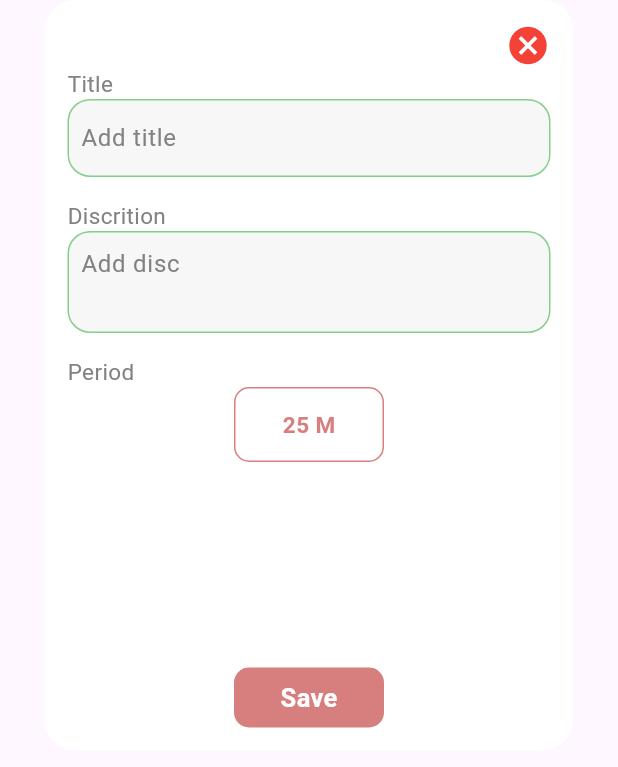
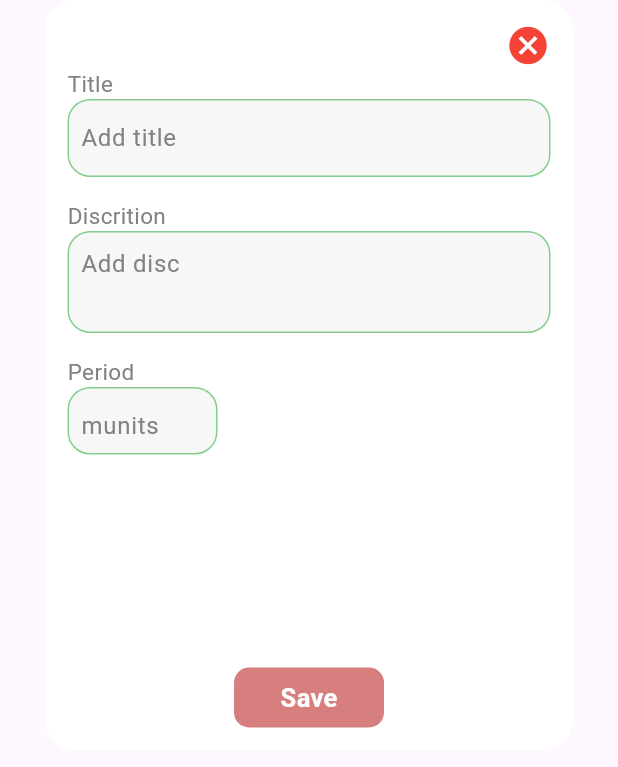
Before and after one commit to Mohammed595/focus_area_app, a Flutter app: the AddNewFocus widget shown alone on an empty page, opened directly, on a phone screen of 412 x 824 dp. Shown: the top 767 px of the screen. Run offline on Flutter 3.47's test engine with Material 3 defaults, Android fonts, the phone set to English and light mode, and no system bars; our stand-ins replace flutter_svg, shared_preferences, smooth_page_indicator; accounts and stored records are empty.

Commit message:
design add focus completed (initialy) there is design in future

```diff
--- a/lib/features/add_new_fucos.dart/view/screen/add_focus_screen.dart
+++ b/lib/features/add_new_fucos.dart/view/screen/add_focus_screen.dart
@@ -1,7 +1,8 @@
 import 'package:flutter/material.dart';
-import 'package:focus_area_app/core/contsans/colors.dart';
 import 'package:focus_area_app/features/add_new_fucos.dart/view/widgets/custom_text_field_add_focus.dart';
-import 'package:focus_area_app/features/add_new_fucos.dart/view/widgets/custom_time_picker.dart';
+import 'package:focus_area_app/features/add_new_fucos.dart/view/widgets/save_btn.dart';
+import 'package:focus_area_app/features/add_new_fucos.dart/view/widgets/text_feild_period.dart';
+import 'package:focus_area_app/features/add_new_fucos.dart/view/widgets/title_for_form.dart';
 
 class AddNewFocus extends StatefulWidget {
   AddNewFocus({super.key});
@@ -12,7 +13,8 @@ class AddNewFocus extends StatefulWidget {
 
 class _AddNewFocusState extends State<AddNewFocus> {
   TimeOfDay timeOfDay = TimeOfDay.now();
-  int m = 25 ;
+  int m = 25;
+  TextEditingController textControllerM = TextEditingController();
 
   @override
   Widget build(BuildContext context) {
@@ -48,12 +50,8 @@ class _AddNewFocusState extends State<AddNewFocus> {
           ),
 
           // title form
-          const Text(
-            'Title',
-            style: TextStyle(
-              color: Color(0xff828282),
-              fontSize: 15,
-            ),
+          const TitleForForm(
+            title: 'Title',
           ),
 
           const CustomTextFeildOfAddNewFocus(
@@ -64,13 +62,10 @@ class _AddNewFocusState extends State<AddNewFocus> {
             height: 15,
           ),
 
-          const Text(
-            'Discrition',
-            style: TextStyle(
-              color: Color(0xff828282),
-              fontSize: 15,
-            ),
+          const TitleForForm(
+            title: 'Discrition',
           ),
+
           const CustomTextFeildOfAddNewFocus(
             isDic: true,
           ),
@@ -80,74 +75,16 @@ class _AddNewFocusState extends State<AddNewFocus> {
           ),
 
           // Period
-
-          const Text(
-            'Period',
-            style: TextStyle(
-              color: Color(0xff828282),
-              fontSize: 15,
-            ),
+          const TitleForForm(
+            title: 'Period',
           ),
 
-          Center(
-            child: GestureDetector(
-              onTap: () {
-                // design new modeel sheet to determine hources
-                showModalBottomSheet(
-                  context: context,
-                  isScrollControlled: true,
-                  backgroundColor: Colors.transparent,
-                  barrierColor: Colors.black12,
-                  builder: (context) {
-                    return CustomTimePicker();
-                  },
-                );
-              },
-              child: Container(
-                height: 50,
-                width: 100,
-                decoration: BoxDecoration(
-                    borderRadius: BorderRadius.circular(10),
-                    border: Border.all(
-                      color: AppColors.praimryColor,
-                    )),
-                padding: EdgeInsets.all(5),
-                alignment: Alignment.center,
-                child: Text(
-                  '$m M',
-                  style: const TextStyle(
-                    fontSize: 15,
-                    fontWeight: FontWeight.bold,
-                    color: AppColors.praimryColor,
-                  ),
-                ),
-              ),
-            ),
-          ),
+          // here please check from enter period
+          TextFieldForPeriod(textControllerM: textControllerM),
 
-          Spacer(),
-          Center(
-            child: GestureDetector(
-              onTap: () {
-                Navigator.of(context).pop();
-              },
-              child: Container(
-                  alignment: Alignment.center,
-                  width: 100,
-                  height: 40,
-                  decoration: BoxDecoration(
-                      color: AppColors.praimryColor,
-                      borderRadius: BorderRadius.circular(10)),
-                  child: const Text(
-                    'Save',
-                    style: TextStyle(
-                      color: Colors.white,
-                      fontWeight: FontWeight.bold,
-                      fontSize: 17,
-                    ),
-                  )),
-            ),
-          ),
+          //  Save Btn
+          const Spacer(),
+          SaveBtn(textControllerM: textControllerM),
         ],
       ),
     );
--- /dev/null
+++ b/lib/features/add_new_fucos.dart/view/widgets/save_btn.dart
@@ -0,0 +1,39 @@
+
+import 'package:flutter/material.dart';
+import 'package:focus_area_app/core/contsans/colors.dart';
+
+class SaveBtn extends StatelessWidget {
+  const SaveBtn({
+    super.key,
+    required this.textControllerM,
+  });
+
+  final TextEditingController textControllerM;
+
+  @override
+  Widget build(BuildContext context) {
+    return Center(
+      child: GestureDetector(
+        onTap: () {
+          print(textControllerM.text);
+          Navigator.of(context).pop();
+        },
+        child: Container(
+            alignment: Alignment.center,
+            width: 100,
+            height: 40,
+            decoration: BoxDecoration(
+                color: AppColors.praimryColor,
+                borderRadius: BorderRadius.circular(10)),
+            child: const Text(
+              'Save',
+              style: TextStyle(
+                color: Colors.white,
+                fontWeight: FontWeight.bold,
+                fontSize: 17,
+              ),
+            )),
+      ),
+    );
+  }
+}
--- a/lib/features/add_new_fucos.dart/view/widgets/input_period.dart
+++ b/lib/features/add_new_fucos.dart/view/widgets/text_feild_period.dart
@@ -1,19 +1,21 @@
+
 import 'package:flutter/material.dart';
 
-class InputPeriod extends StatelessWidget {
-  const InputPeriod(
-      {super.key, required this.isMinute, required this.textController});
+class TextFieldForPeriod extends StatelessWidget {
+  const TextFieldForPeriod({
+    super.key,
+    required this.textControllerM,
+  });
 
-  // condiotal don't up on 2 number  (m: <=60 , h: <= 3)
-  final bool isMinute;
-  final TextEditingController textController;
+  final TextEditingController textControllerM;
 
   @override
   Widget build(BuildContext context) {
     return Container(
       height: 45,
-      width: 70,
-      padding: const EdgeInsets.only(top: 1, bottom: 1, left: 8, right: 8),
+      width: 100,
+      padding:
+          const EdgeInsets.only(top: 1, bottom: 1, left: 8, right: 8),
 
       decoration: BoxDecoration(
           borderRadius: BorderRadius.circular(15),
@@ -25,13 +27,11 @@ class InputPeriod extends StatelessWidget {
       // form
       child: TextField(
         maxLength: 2,
-        controller: textController,
+        controller: textControllerM,
         keyboardType: TextInputType.number,
-
-
-        decoration: InputDecoration(
+        decoration:const  InputDecoration(
           border: InputBorder.none,
-          hintText: isMinute ? 'M' : 'H',
+          hintText: 'munits',
           hintStyle: const TextStyle(
             color: Color(0xff828282),
             fontSize: 16,
--- /dev/null
+++ b/lib/features/add_new_fucos.dart/view/widgets/title_for_form.dart
@@ -0,0 +1,17 @@
+
+import 'package:flutter/material.dart';
+
+class TitleForForm extends StatelessWidget {
+  const TitleForForm({super.key, required this.title});
+  final String title;
+  @override
+  Widget build(BuildContext context) {
+    return Text(
+      title,
+      style: const TextStyle(
+        color: Color(0xff828282),
+        fontSize: 15,
+      ),
+    );
+  }
+}
```
Also changed, not shown: lib/features/add_new_fucos.dart/view/widgets/custom_time_picker.dart (deleted, +0 -111 lines).
